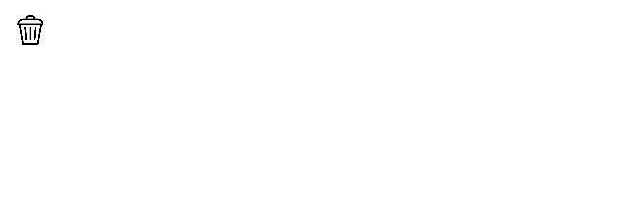
After one commit to MarinMaksutaj/StockTracker, an Android app: the layout simple_list_item_2.xml on its own in the app's theme, with its tools: preview values and no code run, on a phone screen of 412 x 824 dp. The commit adds this screen. Shown: the top 205 px of the screen. Run offline under Robolectric (Android 15) with nearby library versions, the phone set to English and light mode, and no system bars.

Commit message:
Added trash icons for each element in the favorite list for deletion

```diff
--- /dev/null
+++ b/app/src/main/res/layout/simple_list_item_2.xml
@@ -0,0 +1,21 @@
+<?xml version="1.0" encoding="utf-8"?>
+<LinearLayout xmlns:android="http://schemas.android.com/apk/res/android"
+    android:layout_width="match_parent"
+    android:layout_height="match_parent"
+    android:orientation="horizontal">
+
+    <ImageView
+
+        android:layout_width="20dp"
+        android:src="@drawable/trash_can"
+        android:layout_height="20dp"
+        android:layout_margin="10dp"
+        android:scaleType="fitEnd"
+        android:id="@+id/trashCanImageId" />
+
+    <TextView
+        android:id="@+id/stockSymbol"
+        android:layout_width="match_parent"
+        android:layout_height="match_parent" />
+
+</LinearLayout>
```
Also changed, not shown: app/src/main/java/com/example/stocktracker/ChartFragment.java (+123 -12 lines), app/src/main/res/drawable/trash_can.png (added).
